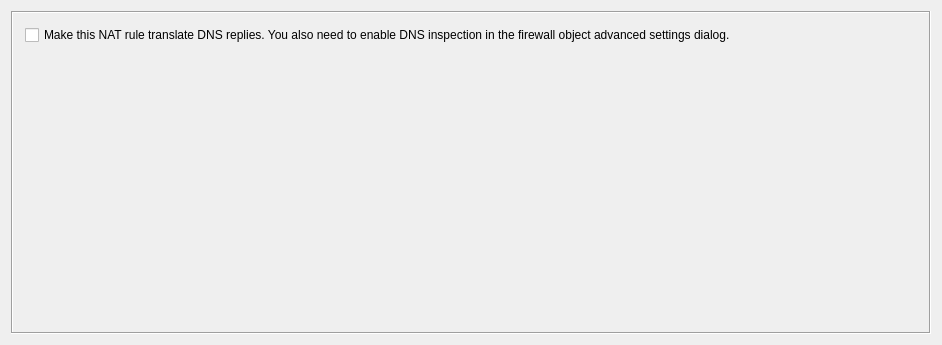
Qt form src/libgui/natruleoptionsdialog_q.ui (fwbuilder/fwbuilder) before a commit.
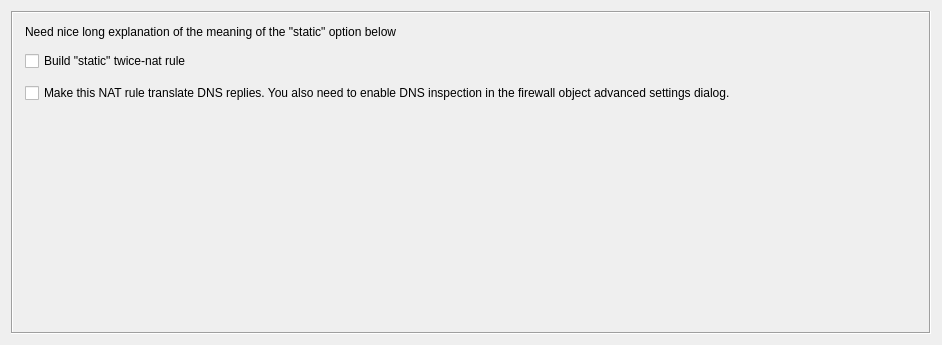
The same form after that commit.

Commit message: refs #1908 : added nat rule option to force the rule to be "static"; new build number

The edit to the form file:
```diff
--- a/src/libgui/natruleoptionsdialog_q.ui
+++ b/src/libgui/natruleoptionsdialog_q.ui
@@ -292,13 +292,30 @@
         <number>12</number>
        </property>
        <item row="0" column="0">
+        <widget class="QLabel" name="label_2">
+         <property name="text">
+          <string>Need nice long explanation of the meaning of the &quot;static&quot; option below</string>
+         </property>
+         <property name="wordWrap">
+          <bool>true</bool>
+         </property>
+        </widget>
+       </item>
+       <item row="1" column="0">
+        <widget class="QCheckBox" name="asa8_nat_static">
+         <property name="text">
+          <string>Build &quot;static&quot; twice-nat rule</string>
+         </property>
+        </widget>
+       </item>
+       <item row="2" column="0">
         <widget class="QCheckBox" name="asa8_nat_dns">
          <property name="text">
           <string>Make this NAT rule translate DNS replies. You also need to enable DNS inspection in the firewall object advanced settings dialog.</string>
          </property>
         </widget>
        </item>
-       <item row="1" column="0">
+       <item row="3" column="0">
         <spacer name="verticalSpacer_3">
          <property name="orientation">
           <enum>Qt::Vertical</enum>
```
Left out of the diff: 16 changed lines with no effect on the pictures. The commit also changes 45 other files.
